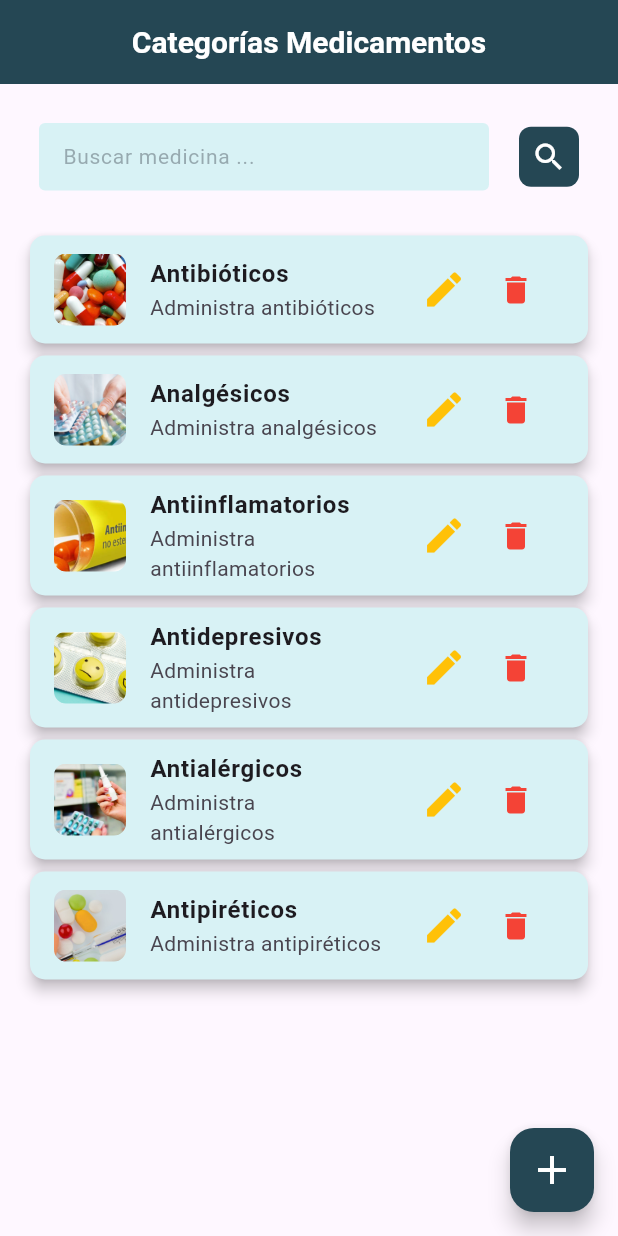
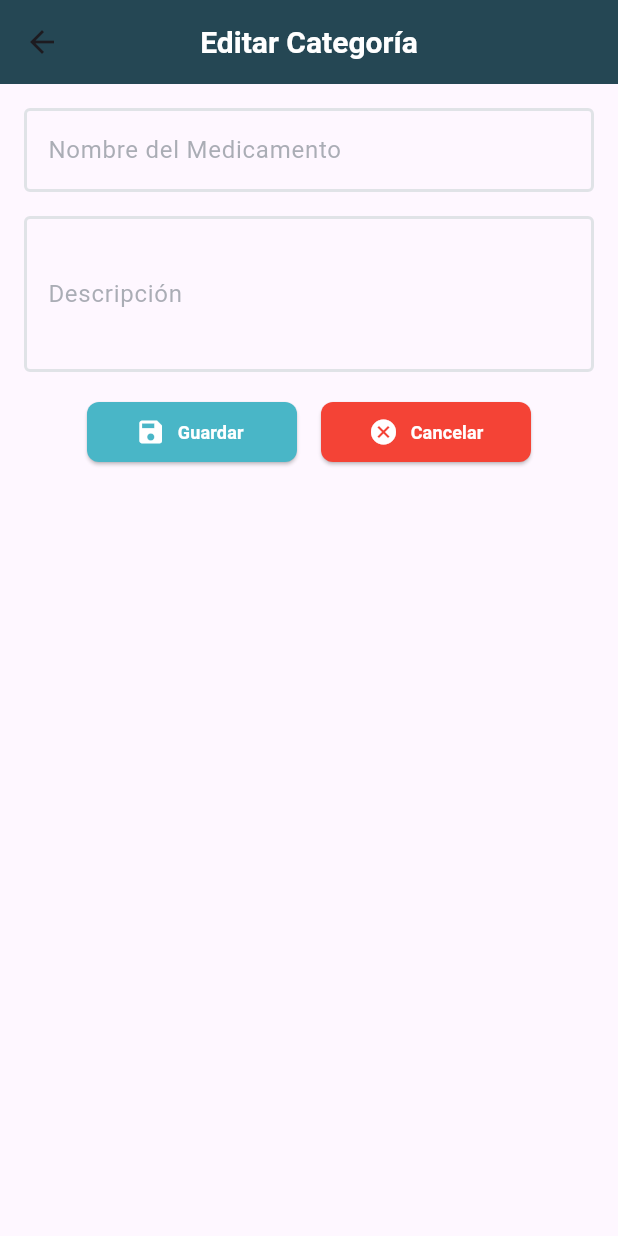
Before and after one commit to NoemiQuintanilla/proyecto_hospital, a Flutter app: the screen it shows after launch, after a tap on the "edit" icon, on a phone screen of 412 x 824 dp. Run offline on Flutter 3.47's test engine with Material 3 defaults, Android fonts, the phone set to English and light mode, and no system bars.

Commit message:
categoria

```diff
--- /dev/null
+++ b/lib/editarCategoria.dart
@@ -0,0 +1,164 @@
+import 'package:flutter/material.dart';
+
+class EditCategoryScreen extends StatefulWidget {
+  const EditCategoryScreen({
+    super.key,
+  });
+  @override
+  State<EditCategoryScreen> createState() => _CategoriaEditarState();
+}
+
+class _CategoriaEditarState extends State<EditCategoryScreen> {
+  final _nuevaCategoria = GlobalKey<FormState>();
+  final nombreMedController = TextEditingController();
+  final descripcionMedController = TextEditingController();
+  InputDecoration estilosCampoTexto(String labelText) {
+    return InputDecoration(
+      labelText: labelText,
+      labelStyle: TextStyle(color: Color.fromRGBO(87, 99, 108, 0.5)),
+      enabledBorder: OutlineInputBorder(
+        borderSide: BorderSide(
+          color: Color.fromRGBO(224, 227, 231, 1),
+          width: 2,
+        ),
+      ),
+      focusedBorder: OutlineInputBorder(
+        borderSide: BorderSide(
+          color: Color.fromRGBO(224, 227, 231, 1),
+          width: 2,
+        ),
+      ),
+      floatingLabelStyle: TextStyle(color: Color.fromRGBO(87, 99, 108, 1)),
+    );
+  }
+
+  void _guardarCategoria() {
+    if (_nuevaCategoria.currentState!.validate()) {
+      final medicamento = {
+        'nombre': nombreMedController.text,
+        'descripcion': descripcionMedController.text,
+      };
+
+      // Aquí puedes guardar el medicamento en la base de datos
+      print('Medicamento guardado: $medicamento');
+
+      // Limpiar los campos
+      nombreMedController.clear();
+      descripcionMedController.clear();
+    }
+  }
+
+  @override
+  Widget build(BuildContext context) {
+    return Scaffold(
+      appBar: AppBar(
+        title: Text('Editar Categoría'),
+        centerTitle: true,
+        titleTextStyle: const TextStyle(
+          color: Color.fromARGB(255, 255, 255, 255), // Color del texto
+          fontSize: 20, // Tamaño de la fuente
+          fontWeight: FontWeight.bold, // Grosor de la fuente
+          fontFamily: 'Roboto', // Familia de la fuente
+        ),
+        backgroundColor: const Color(0xFF254754),
+      ),
+      body: Padding(
+        padding: const EdgeInsets.all(16.0),
+        child: Column(
+          crossAxisAlignment: CrossAxisAlignment.start,
+          children: [
+            TextFormField(
+              controller: nombreMedController,
+              decoration: estilosCampoTexto('Nombre del Medicamento'),
+              validator: (value) {
+                if (value == null || value.isEmpty) {
+                  return 'El nombre es obligatorio';
+                }
+                return null;
+              },
+            ),
+            SizedBox(height: 16),
+            TextFormField(
+              controller: descripcionMedController,
+              decoration: estilosCampoTexto('Descripción'),
+              maxLines: 3,
+              validator: (value) {
+                if (value == null || value.isEmpty) {
+                  return 'La descripción es obligatoria';
+                }
+                return null;
+              },
+            ),
+            SizedBox(height: 16),
+            Row(
+              mainAxisAlignment: MainAxisAlignment.center,
+              children: [
+                SizedBox(
+                  width: 140, // Reduce el tamaño del botón Guardar
+                  child: ElevatedButton(
+                    onPressed: _guardarCategoria,
+                    child: Row(
+                      mainAxisAlignment: MainAxisAlignment.center,
+                      children: const [
+                        Icon(Icons.save, color: Colors.white, size: 20),
+                        SizedBox(width: 8),
+                        Text(
+                          "Guardar ",
+                          style: TextStyle(
+                            color: Colors.white,
+                            fontSize: 12,
+                            fontWeight: FontWeight.w600,
+                          ),
+                        ),
+                      ],
+                    ),
+                    style: ElevatedButton.styleFrom(
+                      backgroundColor: Color.fromRGBO(73, 182, 199, 1),
+                      shape: RoundedRectangleBorder(
+                        borderRadius: BorderRadius.circular(8),
+                      ),
+                      padding: const EdgeInsets.symmetric(
+                          vertical: 8), // Reduce el padding
+                    ),
+                  ),
+                ),
+                const SizedBox(width: 16),
+                SizedBox(
+                  width: 140, // Reduce el tamaño del botón Cancelar
+                  child: ElevatedButton(
+                    onPressed: () {
+                      Navigator.pop(context);
+                    },
+                    child: Row(
+                      mainAxisAlignment: MainAxisAlignment.center,
+                      children: const [
+                        Icon(Icons.cancel, color: Colors.white, size: 20),
+                        SizedBox(width: 8),
+                        Text(
+                          "Cancelar",
+                          style: TextStyle(
+                            color: Colors.white,
+                            fontSize: 12,
+                            fontWeight: FontWeight.w600,
+                          ),
+                        ),
+                      ],
+                    ),
+                    style: ElevatedButton.styleFrom(
+                      backgroundColor: Colors.red,
+                      shape: RoundedRectangleBorder(
+                        borderRadius: BorderRadius.circular(8),
+                      ),
+                      padding: const EdgeInsets.symmetric(
+                          vertical: 8), // Reduce el padding
+                    ),
+                  ),
+                ),
+              ],
+            ),
+          ],
+        ),
+      ),
+    );
+  }
+}
--- a/lib/main.dart
+++ b/lib/main.dart
@@ -1,6 +1,7 @@
 import 'package:flutter/material.dart';
 import 'package:flutter_hospital/agregarCategoria.dart';
 import 'package:flutter_hospital/agregarMedicamento.dart';
+import 'package:flutter_hospital/editarCategoria.dart';
 import 'package:flutter_hospital/vistaCategorias.dart';
 import 'package:flutter_hospital/vistaMedicinas.dart';
 
@@ -18,6 +19,7 @@ class MyApp extends StatelessWidget {
       routes: {
         '/': (context) => VistaCategorias(),
         '/agregarCategoria': (context) => AgregarCategoria(),
+        '/editarCategoria': (context) => EditCategoryScreen(),
         '/vistaMedicinas': (context) => MedicineList(
             categoryId: 1), // Asegúrate de pasar el categoryId correcto
         '/agregarMedicamento': (context) => MedicamentoNuevo(),
--- a/lib/vistaCategorias.dart
+++ b/lib/vistaCategorias.dart
@@ -2,7 +2,6 @@ import 'package:flutter/material.dart';
 
 class VistaCategorias extends StatelessWidget {
   const VistaCategorias({super.key});
-
   @override
   Widget build(BuildContext context) {
     return Scaffold(
@@ -171,7 +170,7 @@ class VistaCategorias extends StatelessWidget {
               onPressed: () {
                 // Acción de editar
                 Navigator.pushNamed(context,
-                    '/rutaEditar'); // Cambia la ruta según sea necesario
+                    '/editarCategoria'); // Cambia la ruta según sea necesario
               },
             ),
             IconButton(
```
